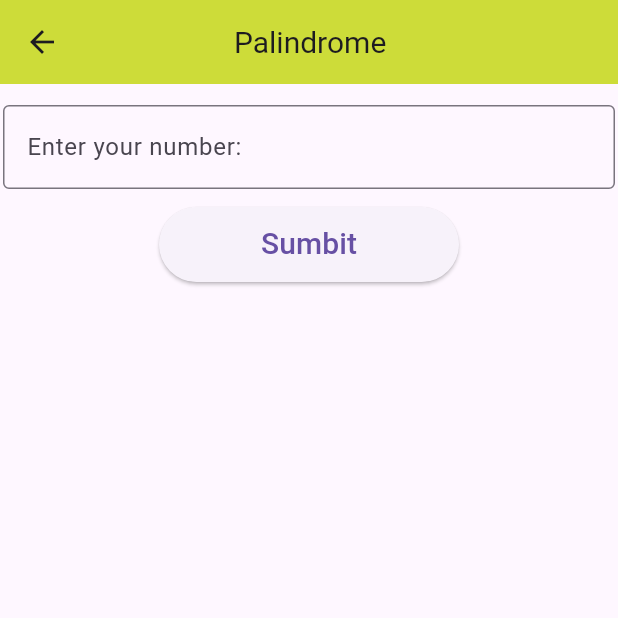
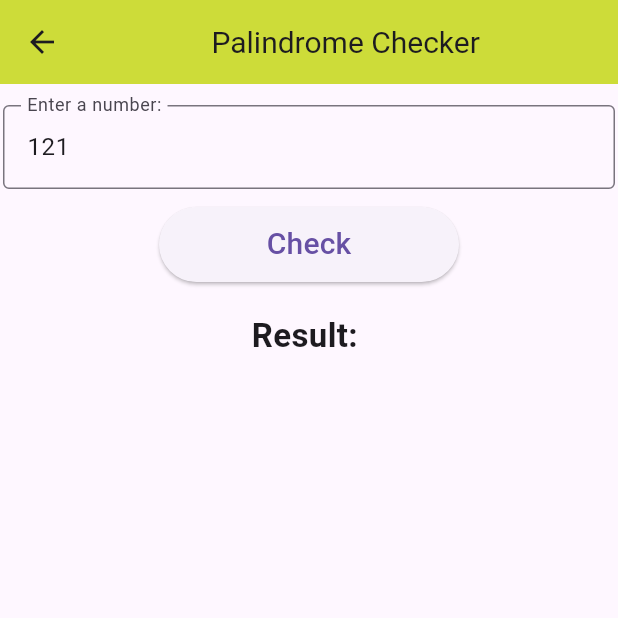
Before and after one commit to Aaysuh-Subedi/flutterClass, a Flutter app: the Palindrome screen opened directly, on a phone screen of 412 x 824 dp, the top half of it. Run offline on Flutter 3.47's test engine with Material 3 defaults, Android fonts, the phone set to English and light mode, and no system bars.

Commit message:
Palindrome

```diff
--- a/lib/screens/Palindrome.dart
+++ b/lib/screens/Palindrome.dart
@@ -1,38 +1,94 @@
 import 'package:flutter/material.dart';
 
-class Palindrome extends StatelessWidget {
+class Palindrome extends StatefulWidget {
   const Palindrome({super.key});
+
+  @override
+  State<Palindrome> createState() => _PalindromeCheckerState();
+}
+
+class _PalindromeCheckerState extends State<Palindrome> {
+  // Controller
+  final TextEditingController numberController = TextEditingController(
+    text: "121",
+  );
+
+  // Global key
+  final GlobalKey<FormState> _formkey = GlobalKey<FormState>();
+
+  String result = "";
+
+  bool isPalindrome(String value) {
+    String reversed = value.split('').reversed.join('');
+    return reversed == value;
+  }
 
   @override
   Widget build(BuildContext context) {
     return Scaffold(
       appBar: AppBar(
-        title: Text("Palindrome", style: TextStyle(fontSize: 20)),
+        title: Text("Palindrome Checker", style: TextStyle(fontSize: 20)),
         backgroundColor: Colors.lime,
-        titleSpacing: 100,
+        titleSpacing: 85,
       ),
       body: Padding(
         padding: EdgeInsets.all(2),
+        child: Form(
+          key: _formkey,
           child: Column(
             children: [
               SizedBox(height: 12),
-            TextField(
+
+              // Input Field
+              TextFormField(
+                keyboardType: TextInputType.number,
+                controller: numberController,
                 decoration: InputDecoration(
-                label: Text("Enter your number:"),
-                hintText: ("eg...55"),
+                  label: Text("Enter a number:"),
+                  hintText: "eg... 121",
                   border: OutlineInputBorder(),
                 ),
+                validator: (value) {
+                  if (value == null || value.isEmpty) {
+                    return "Please enter a number";
+                  }
+                  if (!RegExp(r'^[0-9]+$').hasMatch(value)) {
+                    return "Only numbers allowed";
+                  }
+                  return null;
+                },
               ),
+
               SizedBox(height: 12),
+
               SizedBox(
                 width: 200,
                 height: 50,
                 child: ElevatedButton(
-                onPressed: () {},
-                child: Text("Sumbit", style: TextStyle(fontSize: 20)),
+                  onPressed: () {
+                    if (_formkey.currentState!.validate()) {
+                      String number = numberController.text;
+
+                      setState(() {
+                        result = isPalindrome(number)
+                            ? "$number is a Palindrome"
+                            : "$number is NOT a Palindrome";
+                      });
+                    }
+                  },
+                  child: Text("Check", style: TextStyle(fontSize: 20)),
                 ),
               ),
+
+              SizedBox(height: 20),
+
+              // Result Text
+              Text(
+                "Result: $result",
+                style: TextStyle(fontSize: 22, fontWeight: FontWeight.bold),
+              ),
             ],
+          ),
         ),
       ),
     );
```
Lines whose indentation alone changed are shown as unchanged.
